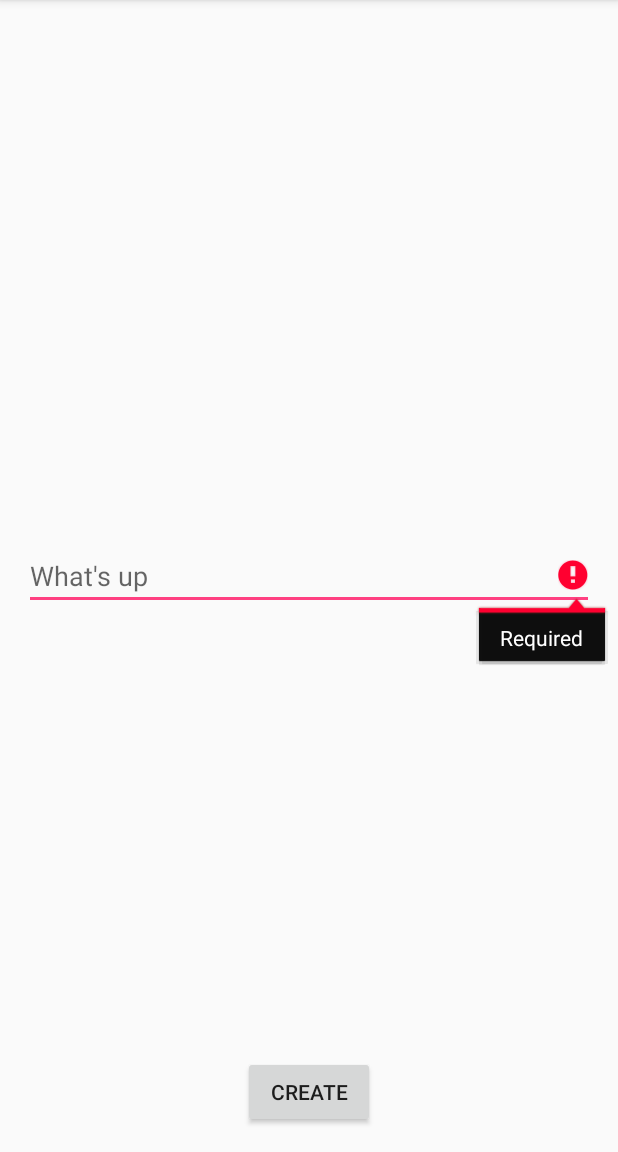
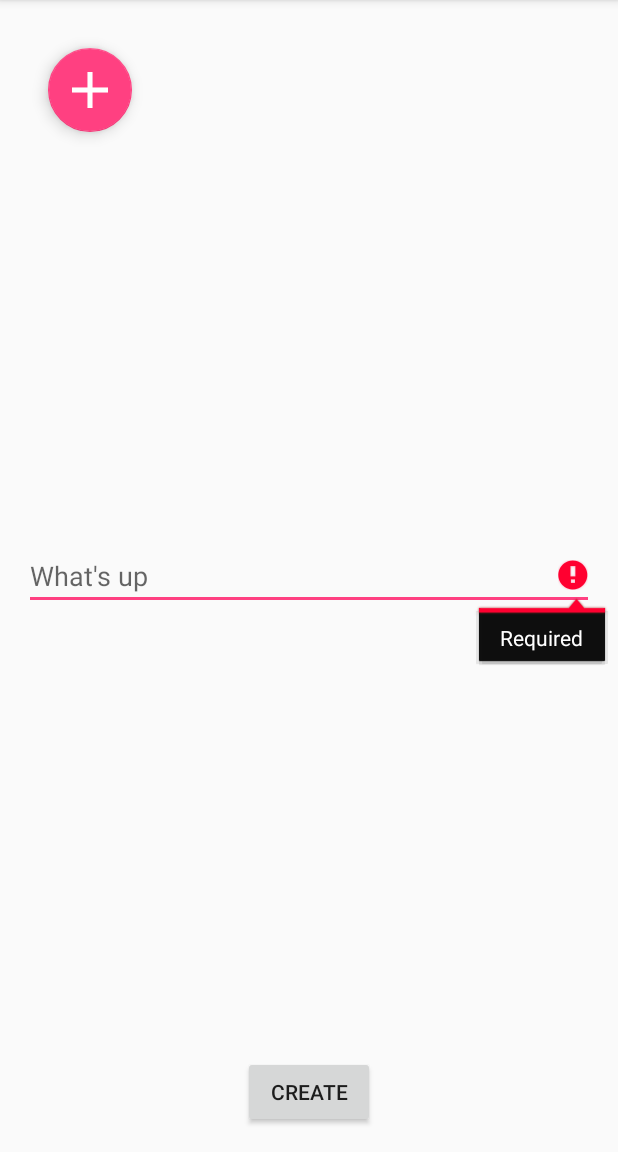
Before and after one commit to nalexanderdev/RunCommunityApp, an Android app: the NewPostActivity screen opened directly, with no data from a screen before it, after a tap on "CREATE", on a phone screen of 412 x 824 dp, the part 84-1236 px from its top. Run offline under Robolectric (Android 15) with nearby library versions, the phone set to English and light mode, and no system bars; our stand-ins replace Firebase (no records; nobody signed in at launch, a user with empty details on screens opened directly), Picasso; pictures from the network do not load.

Commit message:
Add image to new post

```diff
--- a/app/src/main/java/com/nalexanderdev/runcommunity/activities/NewPostActivity.java
+++ b/app/src/main/java/com/nalexanderdev/runcommunity/activities/NewPostActivity.java
@@ -1,28 +1,48 @@
 package com.nalexanderdev.runcommunity.activities;
 
+import android.app.ProgressDialog;
 import android.content.Intent;
+import android.net.Uri;
 import android.support.annotation.NonNull;
+import android.support.design.widget.FloatingActionButton;
 import android.support.v7.app.AppCompatActivity;
 import android.os.Bundle;
+import android.util.Log;
 import android.view.View;
 import android.widget.Button;
 import android.widget.EditText;
+import android.widget.ImageView;
+import android.widget.Toast;
 import com.google.android.gms.tasks.OnCompleteListener;
+import com.google.android.gms.tasks.OnSuccessListener;
 import com.google.android.gms.tasks.Task;
 import com.google.firebase.auth.FirebaseAuth;
 import com.google.firebase.auth.FirebaseUser;
+import com.google.firebase.auth.UserProfileChangeRequest;
 import com.google.firebase.database.DatabaseReference;
 import com.google.firebase.database.FirebaseDatabase;
+import com.google.firebase.storage.FirebaseStorage;
+import com.google.firebase.storage.StorageReference;
+import com.google.firebase.storage.UploadTask;
 import com.nalexanderdev.runcommunity.R;
 import com.nalexanderdev.runcommunity.models.Post;
+import com.squareup.picasso.Picasso;
 
-public class NewPostActivity extends AppCompatActivity {
+public class NewPostActivity extends BaseActivity {
 
     private FirebaseAuth auth;
     private FirebaseAuth.AuthStateListener listener;
     private FirebaseUser user;
+
+    private StorageReference mStorage;
+    private static final int GALLERY_INTENT = 2;
+    private ProgressDialog mProgressDialog;
+
     private DatabaseReference db;
     private EditText contentText;
+    private String imageUrl;
+    private ImageView mImageView;
+    private Uri selectedImageUri;
 
     @Override
     protected void onCreate(Bundle savedInstanceState) {
@@ -44,16 +64,22 @@ public class NewPostActivity extends AppCompatActivity {
 
 
         user = FirebaseAuth.getInstance().getCurrentUser();
+
         if (user == null) {
             startActivity(new Intent(NewPostActivity.this, LoginActivity.class));
             finish();
         }
 
         db = FirebaseDatabase.getInstance().getReference().child("posts");
+        mStorage = FirebaseStorage.getInstance().getReference();
+        mProgressDialog = new ProgressDialog(this);
 
         // Get ref
         Button createBtn = (Button) findViewById(R.id.create_post);
+        FloatingActionButton fab = (FloatingActionButton) findViewById(R.id.floatingActionButton);
+
         contentText = (EditText) findViewById(R.id.content);
+        mImageView = (ImageView) findViewById(R.id.post_image);
 
         // Setup actions
         createBtn.setOnClickListener(new View.OnClickListener() {
@@ -63,12 +89,63 @@ public class NewPostActivity extends AppCompatActivity {
                 createPost();
             }
         });
+
+        //
+        fab.setOnClickListener(new View.OnClickListener() {
+            @Override
+            public void onClick(View view) {
+                Intent intent = new Intent(Intent.ACTION_PICK);
+
+                intent.setType("image/*");
+
+                startActivityForResult(intent, GALLERY_INTENT);
+            }
+        });
     }
 
     private void createPost() {
         // Validate data
         if (validatePost()) {
 
+            //if image
+            if (selectedImageUri != null) {
+                mProgressDialog.setMessage("Uploading...");
+                mProgressDialog.show();
+                imageUrl = selectedImageUri.getLastPathSegment();
+
+                StorageReference filepath = mStorage.child("Photos").child(imageUrl);
+
+                UploadTask uploadTask = filepath.putFile(selectedImageUri);
+
+                uploadTask.addOnSuccessListener(new OnSuccessListener<UploadTask.TaskSnapshot>() {
+                    @Override
+                    public void onSuccess(UploadTask.TaskSnapshot taskSnapshot) {
+
+                        mProgressDialog.dismiss();
+
+                        Uri downloadUri = taskSnapshot.getDownloadUrl();
+
+                        Log.d("path", downloadUri.toString());
+
+                        imageUrl = downloadUri.toString();
+                        Post p = new Post(user.getUid(), user.getDisplayName(), contentText.getText().toString(), imageUrl);
+
+                        // Save post
+                        db.push().setValue(p).addOnCompleteListener(new OnCompleteListener<Void>() {
+                            @Override
+                            public void onComplete(@NonNull Task<Void> task) {
+                                if (task.isSuccessful()) {
+                                    // start Post Activity
+                                    finish();
+                                }
+                            }
+                        });
+
+                        Toast.makeText(NewPostActivity.this, "Upload done", Toast.LENGTH_LONG).show();
+                    }
+
+                });
+            } else {
                 // create post
                 Post p = new Post(user.getUid(), user.getDisplayName(), contentText.getText().toString());
 
@@ -76,12 +153,15 @@ public class NewPostActivity extends AppCompatActivity {
                 db.push().setValue(p).addOnCompleteListener(new OnCompleteListener<Void>() {
                     @Override
                     public void onComplete(@NonNull Task<Void> task) {
-                    if(task.isSuccessful()){
+                        if (task.isSuccessful()) {
                             // start Post Activity
                             finish();
                         }
                     }
                 });
+            }
+
+
         }
     }
 
@@ -106,4 +186,17 @@ public class NewPostActivity extends AppCompatActivity {
             auth.removeAuthStateListener(listener);
         }
     }
+
+
+    @Override
+    protected void onActivityResult(int requestCode, int resultCode, Intent data) {
+        super.onActivityResult(requestCode, resultCode, data);
+
+        if (requestCode == GALLERY_INTENT && resultCode == RESULT_OK) {
+
+            selectedImageUri = data.getData();
+            Picasso.with(NewPostActivity.this).load(selectedImageUri.toString()).fit().centerCrop().into(mImageView);
+            mImageView.setVisibility(View.VISIBLE);
         }
+    }
+}
--- a/app/src/main/res/layout/activity_new_post.xml
+++ b/app/src/main/res/layout/activity_new_post.xml
@@ -1,7 +1,7 @@
 <?xml version="1.0" encoding="utf-8"?>
 <RelativeLayout
         xmlns:android="http://schemas.android.com/apk/res/android"
-        xmlns:tools="http://schemas.android.com/tools"
+        xmlns:app="http://schemas.android.com/apk/res-auto" xmlns:tools="http://schemas.android.com/tools"
         android:id="@+id/activity_new_post"
         android:layout_width="match_parent"
         android:layout_height="match_parent"
@@ -26,4 +26,21 @@
             android:layout_width="wrap_content"
             android:layout_height="wrap_content"
             android:id="@+id/create_post" android:layout_alignParentBottom="true" android:layout_centerHorizontal="true"/>
+    <ImageView
+            android:layout_width="wrap_content"
+            android:layout_height="wrap_content"
+            android:maxHeight="140dp"
+            android:maxWidth="140dp"
+
+            android:id="@+id/post_image" app:srcCompat="@color/colorAccent" android:layout_centerHorizontal="true"
+            android:minHeight="125dp" android:minWidth="125dp" android:visibility="invisible"/>
+    <android.support.design.widget.FloatingActionButton
+            android:layout_width="wrap_content"
+            android:layout_height="wrap_content"
+            android:clickable="true"
+            app:fabSize="normal"
+            app:srcCompat="@mipmap/add"
+            android:layout_margin="16dp"
+            android:id="@+id/floatingActionButton"
+    />
 </RelativeLayout>
--- a/app/src/main/res/values/colors.xml
+++ b/app/src/main/res/values/colors.xml
@@ -2,5 +2,5 @@
 <resources>
     <color name="colorPrimary">#3F51B5</color>
     <color name="colorPrimaryDark">#303F9F</color>
-    <color name="colorAccent">#FF4081</color>
+    <color name="colorAccent">#ff4081</color>
 </resources>
```
Also changed, not shown: app/src/main/java/com/nalexanderdev/runcommunity/models/Post.java (+12 -1 lines), app/src/main/res/mipmap-hdpi/add.png (added), app/src/main/res/mipmap-mdpi/add.png (added), app/src/main/res/mipmap-xhdpi/add.png (added), app/src/main/res/mipmap-xxhdpi/add.png (added), app/src/main/res/mipmap-xxxhdpi/add.png (added). Lines whose indentation alone changed are shown as unchanged.
